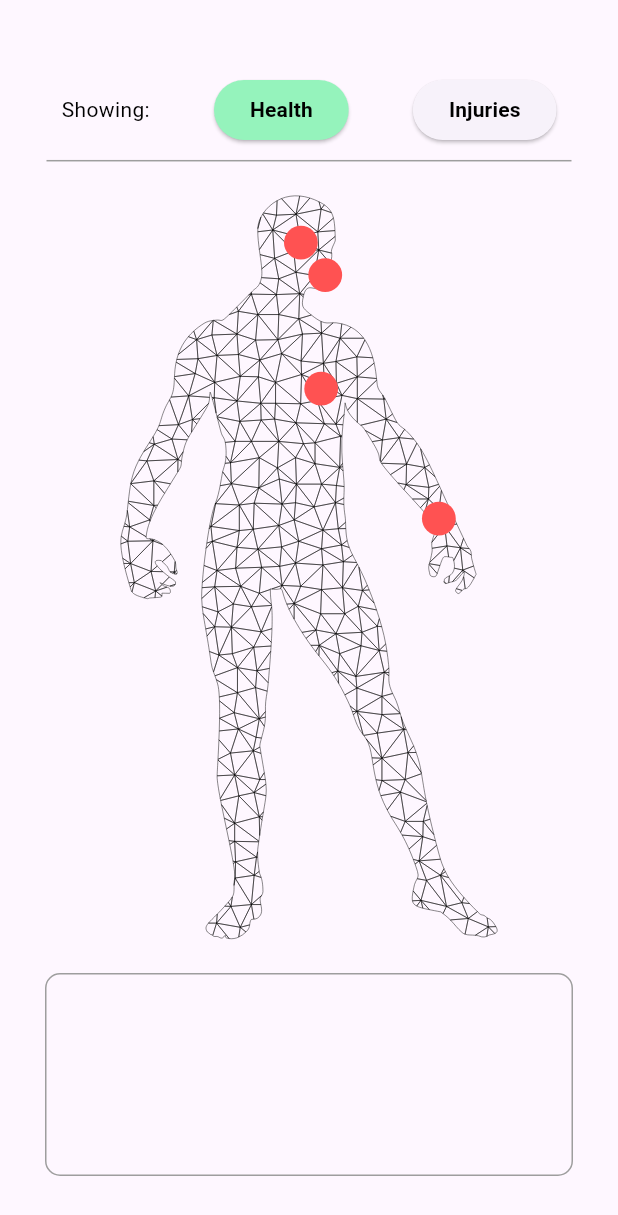
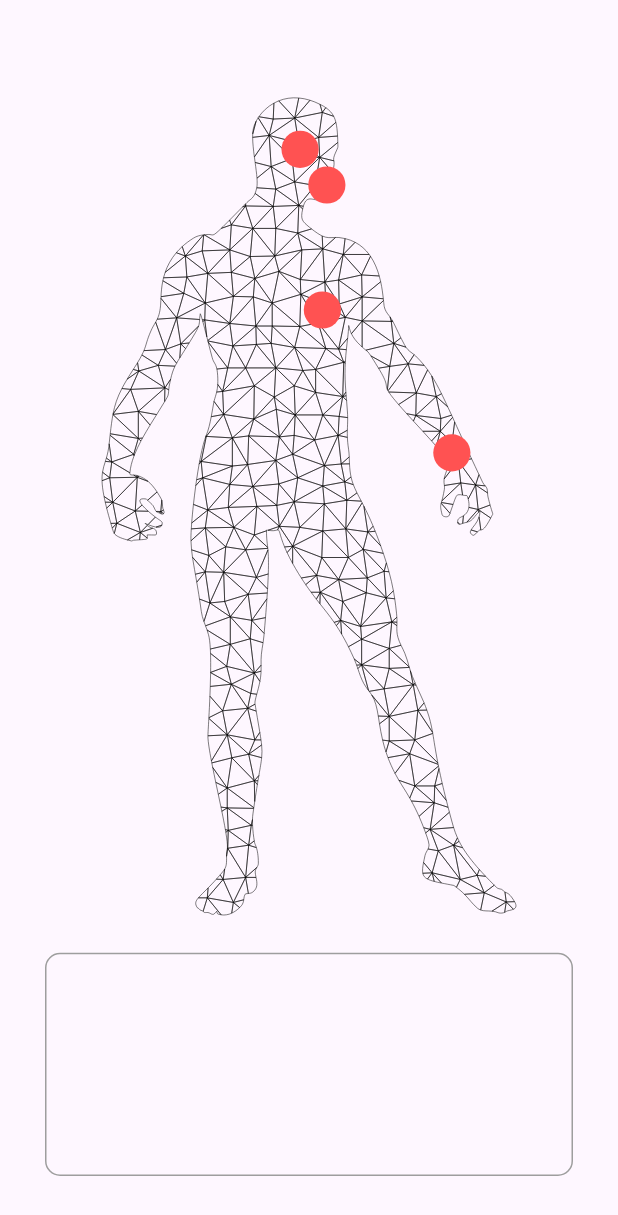
Before and after one commit to Jarwesbub/healthcare_superplatform, a Flutter app: the BodyPresentation screen opened directly, on a phone screen of 412 x 824 dp. Shown: the top 1215 px of the screen. Run offline on Flutter 3.47's test engine with Material 3 defaults, Android fonts, the phone set to English and light mode, and no system bars; our stand-ins replace flutter_svg, font_awesome_flutter, shared_preferences; accounts and stored records are empty.

Commit message:
Removed upper bar in body presentation view

```diff
--- a/lib/pages/body_presentation.dart
+++ b/lib/pages/body_presentation.dart
@@ -54,7 +54,6 @@ class _BodyPresentationState extends State<BodyPresentation> {
           child: Center(
             child: Column(
               children: [
-                Expanded(flex: 1, child: _upperBar()),
                 Expanded(flex: 8, child: bodyPresentation()),
                 Expanded(flex: 2, child: _lowerBar(context)),
               ],
@@ -208,49 +207,3 @@ class _BodyPresentationState extends State<BodyPresentation> {
     );
   }
 }
-
-Widget _upperBar() {
-  final style = TextStyle(
-    color: Colors.black,
-    fontSize: 14,
-    fontWeight: FontWeight.bold,
-  );
-
-  return Container(
-    padding: const EdgeInsets.all(10),
-    constraints: BoxConstraints(maxWidth: 350),
-    alignment: Alignment.bottomCenter,
-    decoration: BoxDecoration(
-      border: Border(bottom: BorderSide(width: 1, color: Colors.grey)),
-    ),
-    child: Row(
-      mainAxisAlignment: MainAxisAlignment.spaceBetween,
-      children: [
-        Text(
-          'Showing:',
-          style: TextStyle(
-            color: Colors.black,
-            fontSize: 14,
-            fontWeight: FontWeight.normal,
-            decoration: TextDecoration.none,
-          ),
-        ),
-        ElevatedButton(
-          onPressed: () {
-            debugPrint('Clicked Health button');
-          },
-          style: ButtonStyle(
-            backgroundColor: WidgetStateProperty.all(Color(0xFF95F3BC)),
-          ),
-          child: Text('Health', style: style),
-        ),
-        ElevatedButton(
-          onPressed: () {
-            debugPrint('Clicked Injuries button');
-          },
-          child: Text('Injuries', style: style),
-        ),
-      ],
-    ),
-  );
-}
```
